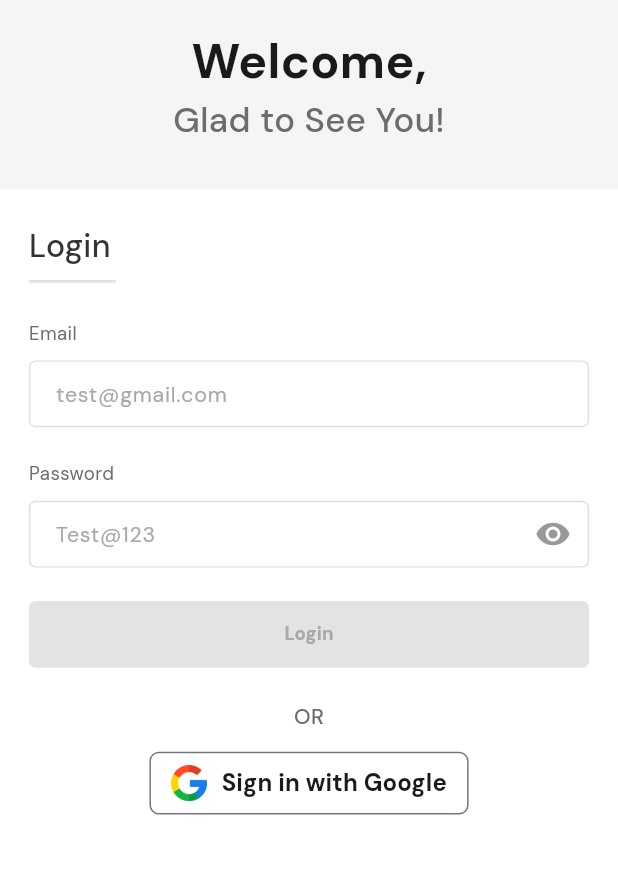
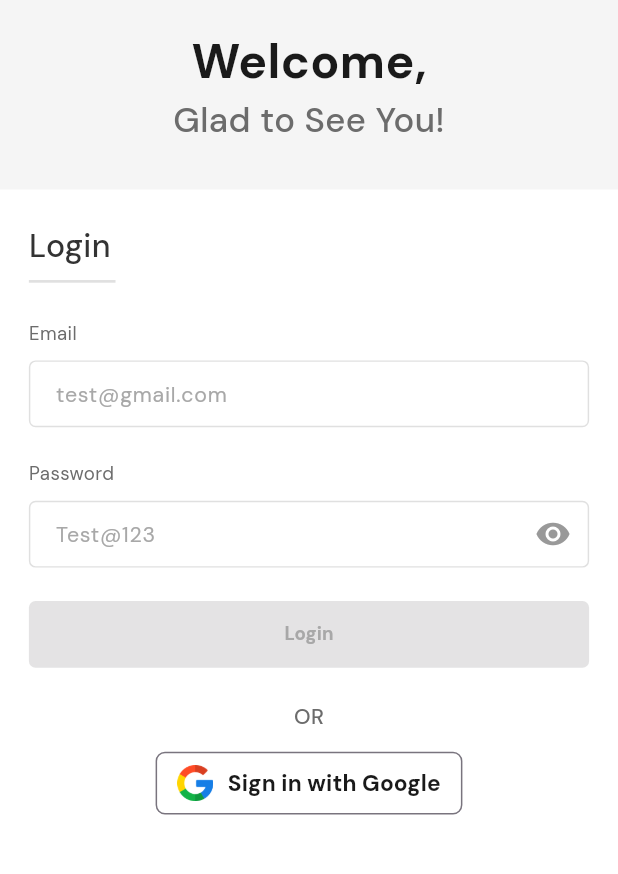
Before and after one commit to bhavikmaradiya/chatapptask, a Flutter app: the screen it shows after launch, on a phone screen of 412 x 824 dp, the part 267-1141 px from its top. Run offline on Flutter 3.47's test engine with Material 3 defaults, Android fonts, the phone set to English and light mode, and no system bars; our stand-ins replace cloud_firestore, firebase_auth, firebase_core, firebase_messaging, flutter_bloc, flutter_screenutil and 2 more; accounts and stored records are empty; generated files the repository leaves out were written again.

```diff
--- a/lib/views/auth/authentication.dart
+++ b/lib/views/auth/authentication.dart
@@ -108,7 +108,7 @@ class Authentication extends StatelessWidget {
               child: Text(
                 appLocalizations.googleSignIn,
                 style: TextStyle(
-                  fontSize: Dimens.dimens_18.sp,
+                  fontSize: Dimens.dimens_17.sp,
                   color: ColorUtils.getColor(
                     context,
                     ColorEnums.black1AColor,
--- a/lib/views/home/widget/room_item.dart
+++ b/lib/views/home/widget/room_item.dart
@@ -36,8 +36,8 @@ class RoomItem extends StatelessWidget {
     final roomImage = roomInfo.roomImage;
 
     if (isOneToOne && receiverId != null) {
-      return StreamBuilder(
-        stream: roomBlocProvider.buildStreamOfUser(receiverId),
+      return FutureBuilder(
+        future: roomBlocProvider.getUser(receiverId),
         builder: (context, snapshot) {
           if (snapshot.data != null) {
             final receiverInfo = User.fromSnapshot(snapshot.data!);
```
Also changed, not shown: lib/views/home/room_bloc/room_bloc.dart (+9 -0 lines).
